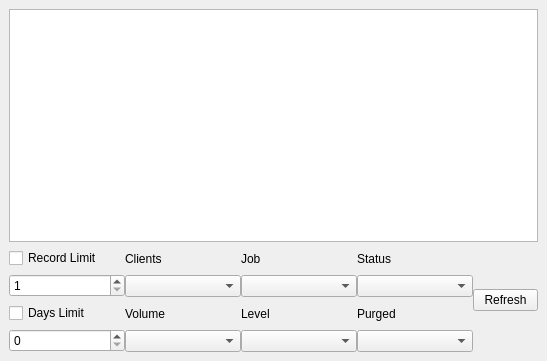
Before: the Qt Designer form bacula/src/qt-console/joblist/joblist.ui in rkorzeniewski/bacula, drawn with Qt 5.
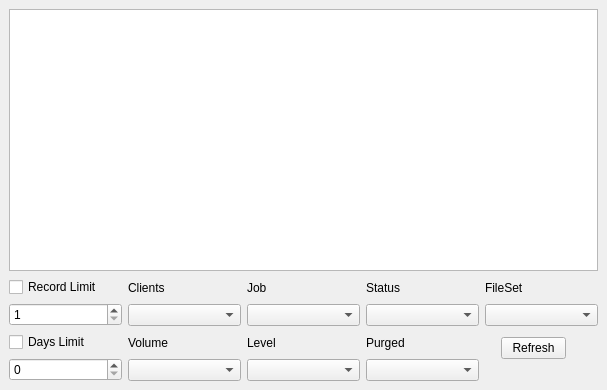
After: the same form once the commit is applied. Icons and pictures are not drawn.

Commit message: Add Fileset column.  This is the commit that adds "LEFT OUTER JOIN" sql syntax.

What changed in the file:
```diff
--- a/bacula/src/qt-console/joblist/joblist.ui
+++ b/bacula/src/qt-console/joblist/joblist.ui
@@ -5,8 +5,8 @@
    <rect>
     <x>0</x>
     <y>0</y>
-    <width>547</width>
-    <height>361</height>
+    <width>607</width>
+    <height>390</height>
    </rect>
   </property>
   <property name="windowTitle" >
@@ -23,14 +23,64 @@
     <widget class="QTableWidget" name="mp_tableWidget" />
    </item>
    <item row="1" column="0" >
-    <layout class="QHBoxLayout" >
+    <layout class="QGridLayout" >
      <property name="margin" >
       <number>0</number>
      </property>
      <property name="spacing" >
-      <number>0</number>
+      <number>6</number>
      </property>
-     <item>
+     <item rowspan="2" row="0" column="1" >
+      <layout class="QVBoxLayout" >
+       <property name="margin" >
+        <number>0</number>
+       </property>
+       <property name="spacing" >
+        <number>6</number>
+       </property>
+       <item>
+        <layout class="QVBoxLayout" >
+         <property name="margin" >
+          <number>0</number>
+         </property>
+         <property name="spacing" >
+          <number>6</number>
+         </property>
+         <item>
+          <widget class="QLabel" name="clientsLabel" >
+           <property name="text" >
+            <string>Clients</string>
+           </property>
+          </widget>
+         </item>
+         <item>
+          <widget class="QComboBox" name="clientsComboBox" />
+         </item>
+        </layout>
+       </item>
+       <item>
+        <layout class="QVBoxLayout" >
+         <property name="margin" >
+          <number>0</number>
+         </property>
+         <property name="spacing" >
+          <number>6</number>
+         </property>
+         <item>
+          <widget class="QLabel" name="volumeLabel" >
+           <property name="text" >
+            <string>Volume</string>
+           </property>
+          </widget>
+         </item>
+         <item>
+          <widget class="QComboBox" name="volumeComboBox" />
+         </item>
+        </layout>
+       </item>
+      </layout>
+     </item>
+     <item rowspan="2" row="0" column="0" >
       <layout class="QVBoxLayout" >
        <property name="margin" >
         <number>0</number>
@@ -94,7 +144,7 @@
        </item>
       </layout>
      </item>
-     <item>
+     <item row="0" column="4" >
       <layout class="QVBoxLayout" >
        <property name="margin" >
         <number>0</number>
@@ -103,98 +153,18 @@
         <number>6</number>
        </property>
        <item>
-        <layout class="QVBoxLayout" >
-         <property name="margin" >
-          <number>0</number>
+        <widget class="QLabel" name="fileSetLabel" >
+         <property name="text" >
+          <string>FileSet</string>
          </property>
-         <property name="spacing" >
-          <number>6</number>
-         </property>
-         <item>
-          <widget class="QLabel" name="clientsLabel" >
-           <property name="text" >
-            <string>Clients</string>
-           </property>
-          </widget>
-         </item>
-         <item>
-          <widget class="QComboBox" name="clientsComboBox" />
-         </item>
-        </layout>
+        </widget>
        </item>
        <item>
-        <layout class="QVBoxLayout" >
-         <property name="margin" >
-          <number>0</number>
-         </property>
-         <property name="spacing" >
-          <number>6</number>
-         </property>
-         <item>
-          <widget class="QLabel" name="volumeLabel" >
-           <property name="text" >
-            <string>Volume</string>
-           </property>
-          </widget>
-         </item>
-         <item>
-          <widget class="QComboBox" name="volumeComboBox" />
-         </item>
-        </layout>
+        <widget class="QComboBox" name="fileSetComboBox" />
        </item>
       </layout>
      </item>
-     <item>
-      <layout class="QVBoxLayout" >
-       <property name="margin" >
-        <number>0</number>
-       </property>
-       <property name="spacing" >
-        <number>6</number>
-       </property>
-       <item>
-        <layout class="QVBoxLayout" >
-         <property name="margin" >
-          <number>0</number>
-         </property>
-         <property name="spacing" >
-          <number>6</number>
-         </property>
-         <item>
-          <widget class="QLabel" name="jobLabel" >
-           <property name="text" >
-            <string>Job</string>
-           </property>
-          </widget>
-         </item>
-         <item>
-          <widget class="QComboBox" name="jobComboBox" />
-         </item>
-        </layout>
-       </item>
-       <item>
-        <layout class="QVBoxLayout" >
-         <property name="margin" >
-          <number>0</number>
-         </property>
-         <property name="spacing" >
-          <number>6</number>
-         </property>
-         <item>
-          <widget class="QLabel" name="levelLabel" >
-           <property name="text" >
-            <string>Level</string>
-           </property>
-          </widget>
-         </item>
-         <item>
-          <widget class="QComboBox" name="levelComboBox" />
-         </item>
-        </layout>
-       </item>
-      </layout>
-     </item>
-     <item>
+     <item rowspan="2" row="0" column="3" >
       <layout class="QVBoxLayout" >
        <property name="margin" >
         <number>0</number>
@@ -244,18 +214,110 @@
        </item>
       </layout>
      </item>
-     <item>
-      <widget class="QPushButton" name="refreshButton" >
-       <property name="maximumSize" >
-        <size>
-         <width>65</width>
-         <height>16777215</height>
-        </size>
+     <item rowspan="2" row="0" column="2" >
+      <layout class="QVBoxLayout" >
+       <property name="margin" >
+        <number>0</number>
        </property>
-       <property name="text" >
-        <string>Refresh</string>
+       <property name="spacing" >
+        <number>6</number>
        </property>
-      </widget>
+       <item>
+        <layout class="QVBoxLayout" >
+         <property name="margin" >
+          <number>0</number>
+         </property>
+         <property name="spacing" >
+          <number>6</number>
+         </property>
+         <item>
+          <widget class="QLabel" name="jobLabel" >
+           <property name="text" >
+            <string>Job</string>
+           </property>
+          </widget>
+         </item>
+         <item>
+          <widget class="QComboBox" name="jobComboBox" />
+         </item>
+        </layout>
+       </item>
+       <item>
+        <layout class="QVBoxLayout" >
+         <property name="margin" >
+          <number>0</number>
+         </property>
+         <property name="spacing" >
+          <number>6</number>
+         </property>
+         <item>
+          <widget class="QLabel" name="levelLabel" >
+           <property name="text" >
+            <string>Level</string>
+           </property>
+          </widget>
+         </item>
+         <item>
+          <widget class="QComboBox" name="levelComboBox" />
+         </item>
+        </layout>
+       </item>
+      </layout>
+     </item>
+     <item row="1" column="4" >
+      <layout class="QGridLayout" >
+       <property name="margin" >
+        <number>0</number>
+       </property>
+       <property name="spacing" >
+        <number>6</number>
+       </property>
+       <item row="0" column="0" >
+        <widget class="QPushButton" name="refreshButton" >
+         <property name="maximumSize" >
+          <size>
+           <width>65</width>
+           <height>16777215</height>
+          </size>
+         </property>
+         <property name="text" >
+          <string>Refresh</string>
+         </property>
+        </widget>
+       </item>
+       <item row="0" column="1" >
+        <spacer>
+         <property name="orientation" >
+          <enum>Qt::Horizontal</enum>
+         </property>
+         <property name="sizeType" >
+          <enum>QSizePolicy::Ignored</enum>
+         </property>
+         <property name="sizeHint" >
+          <size>
+           <width>16</width>
+           <height>20</height>
+          </size>
+         </property>
+        </spacer>
+       </item>
+       <item row="1" column="0" >
+        <spacer>
+         <property name="orientation" >
+          <enum>Qt::Vertical</enum>
+         </property>
+         <property name="sizeType" >
+          <enum>QSizePolicy::Ignored</enum>
+         </property>
+         <property name="sizeHint" >
+          <size>
+           <width>20</width>
+           <height>16</height>
+          </size>
+         </property>
+        </spacer>
+       </item>
+      </layout>
      </item>
     </layout>
    </item>
```
Left out of the diff: 28 changed lines with no effect on the pictures. The commit also changes 1 other file.
